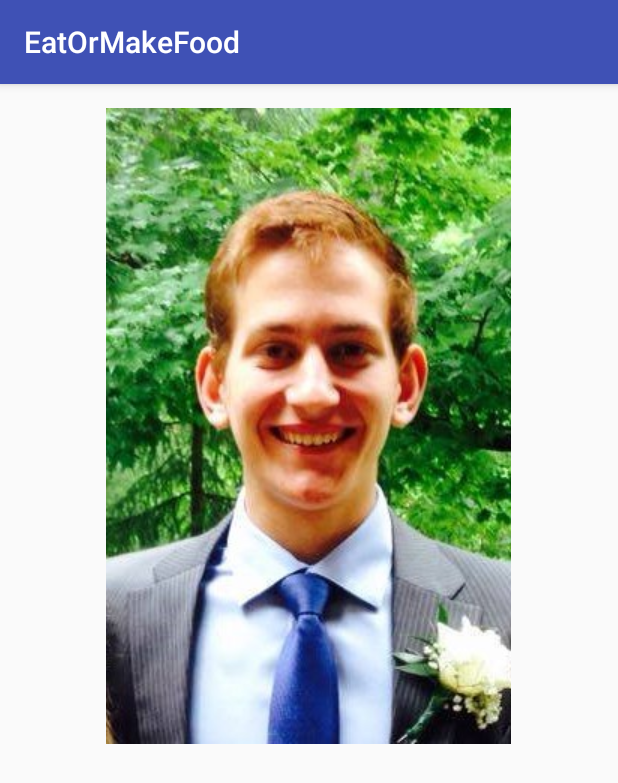
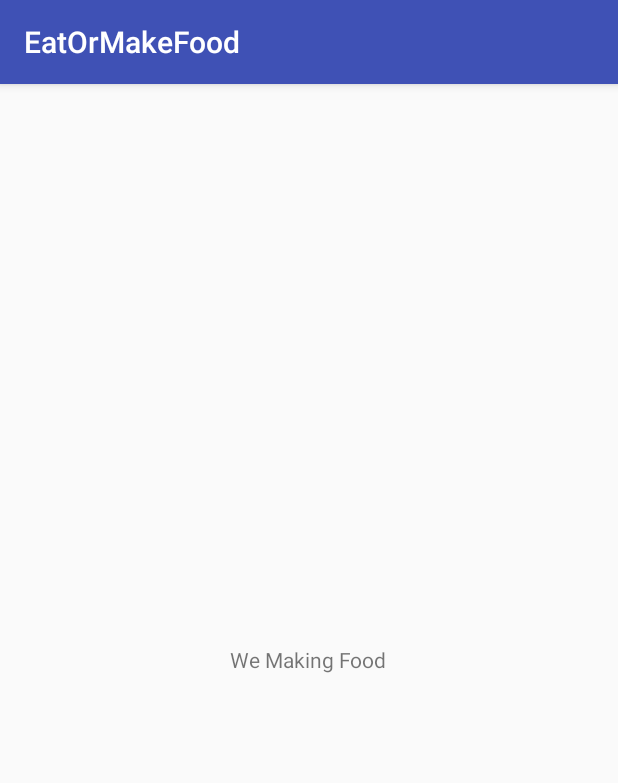
Before and after one commit to ChrisScalzitti/EatOrMakeFood, an Android app: the ChiefPage screen opened directly, with no data from a screen before it, on a phone screen of 412 x 824 dp. Shown: the top 783 px of the screen. Run offline under Robolectric (Android 15) with nearby library versions, the phone set to English and light mode, and no system bars; 2 statements that could not run were skipped.

```diff
--- a/app/src/main/AndroidManifest.xml
+++ b/app/src/main/AndroidManifest.xml
@@ -15,7 +15,7 @@
                 <category android:name="android.intent.category.LAUNCHER" />
             </intent-filter>
         </activity>
-        <activity android:name=".Second" />
+        <activity android:name=".ChiefPage" />
         <activity android:name=".UserProfile"></activity>
     </application>
 
--- a/app/src/main/java/chris/qhacks/eatormakefood/Second.java
+++ b/app/src/main/java/chris/qhacks/eatormakefood/ChiefPage.java
@@ -6,7 +6,7 @@ import android.os.Bundle;
 import android.view.View;
 import android.widget.Button;
 
-public class Second extends AppCompatActivity {
+public class ChiefPage extends AppCompatActivity {
     Button btnBack;
     @Override
     protected void onCreate(Bundle savedInstanceState) {
@@ -16,7 +16,7 @@ public class Second extends AppCompatActivity {
         btnBack.setOnClickListener(new View.OnClickListener(){
             @Override
             public void onClick(View v) {
-                Intent i = new Intent(Second.this, Home.class);
+                Intent i = new Intent(ChiefPage.this, Home.class);
                 startActivity(i);
             }
         });
--- a/app/src/main/java/chris/qhacks/eatormakefood/Home.java
+++ b/app/src/main/java/chris/qhacks/eatormakefood/Home.java
@@ -4,7 +4,6 @@ import android.content.Intent;
 import android.support.v7.app.AppCompatActivity;
 import android.os.Bundle;
 import android.view.View;
-import android.view.View.OnClickListener;
 import android.widget.Button;
 
 public class Home extends AppCompatActivity {
@@ -27,7 +26,7 @@ Button btnMove, btnProf;
         btnMove.setOnClickListener(new View.OnClickListener() {
             @Override
             public void onClick(View v) {
-                Intent i = new Intent(Home.this, Second.class);
+                Intent i = new Intent(Home.this, ChiefPage.class);
                 startActivity(i);
         }
     });
--- a/app/src/main/res/layout/activity_second.xml
+++ b/app/src/main/res/layout/activity_second.xml
@@ -9,7 +9,7 @@
     android:paddingLeft="@dimen/activity_horizontal_margin"
     android:paddingRight="@dimen/activity_horizontal_margin"
     android:paddingTop="@dimen/activity_vertical_margin"
-    tools:context="chris.qhacks.eatormakefood.Second">
+    tools:context="chris.qhacks.eatormakefood.ChiefPage">
 
     <TextView
         android:text="We Making Food"
@@ -19,12 +19,4 @@
         android:layout_centerHorizontal="true"
         android:id="@+id/textView2" />
 
-    <ImageView
-        android:layout_width="wrap_content"
-        android:layout_height="wrap_content"
-        app:srcCompat="@drawable/portrate"
-        android:id="@+id/imageView2"
-        android:layout_alignParentTop="true"
-        android:layout_centerHorizontal="true" />
-
 </RelativeLayout>
```
Also changed, not shown: app/src/main/res/layout/activity_user_profile.xml (+0 -11 lines).
